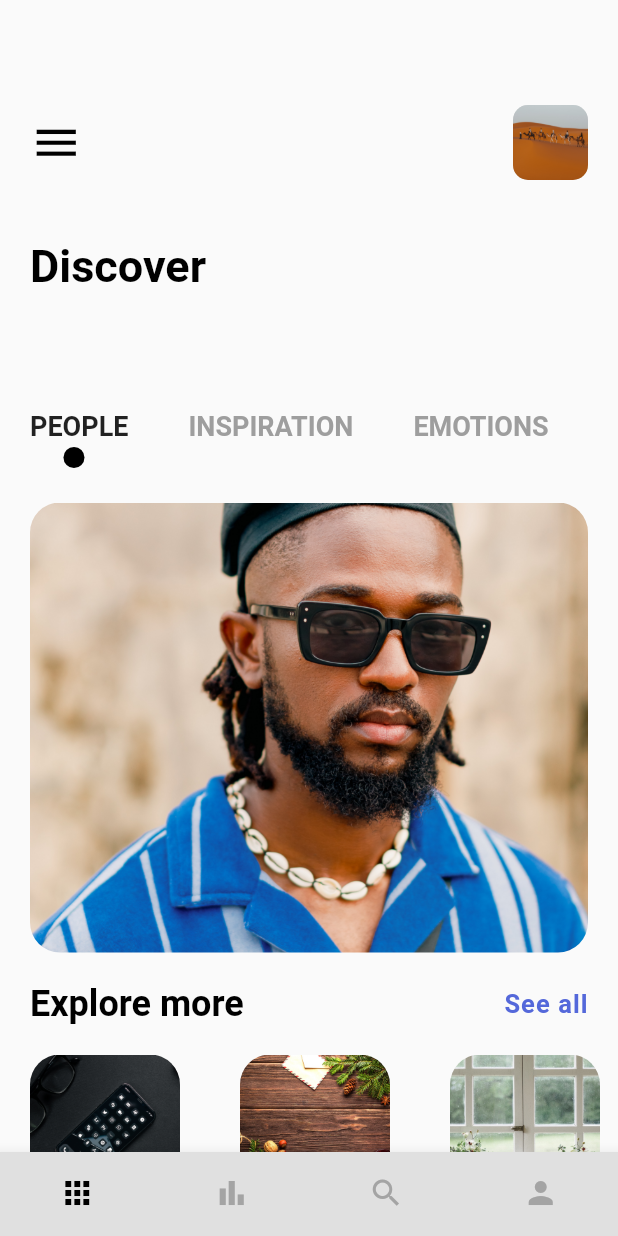
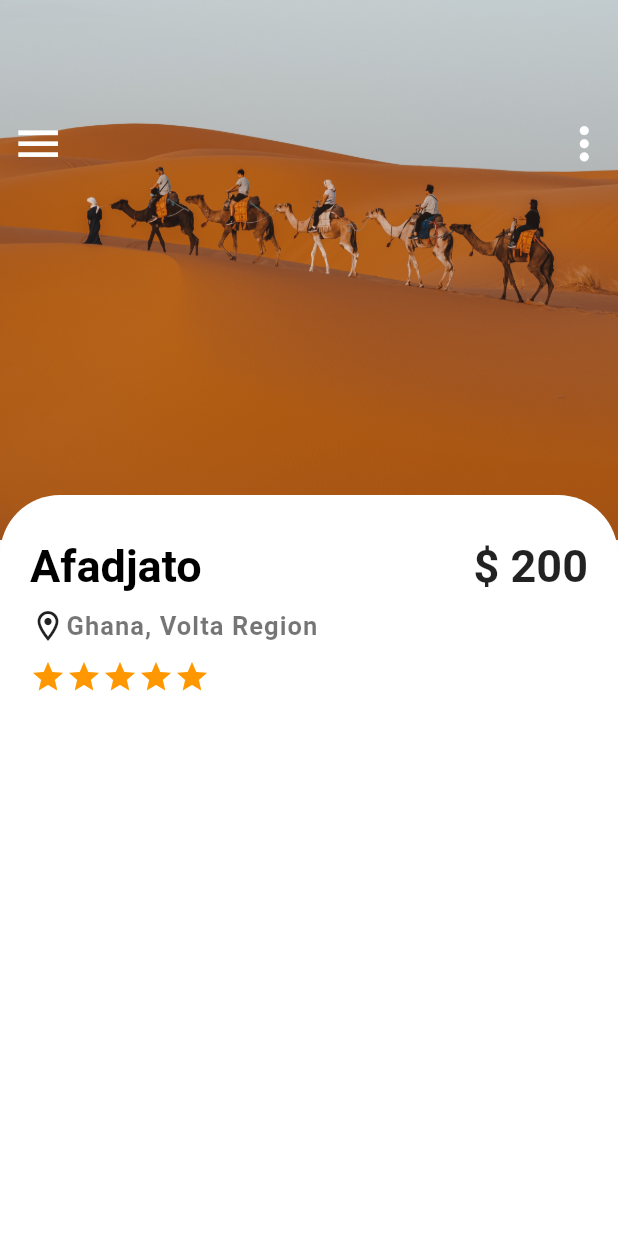
Before and after one commit to Ikwame91/TravelAppWithBloc, a Flutter app: the screen it shows after launch, on a phone screen of 412 x 824 dp. Run offline on Flutter 3.47's test engine with Material 2 defaults, Android fonts, the phone set to English and light mode, and no system bars.

Commit message:
details page ui first part

```diff
--- a/lib/main.dart
+++ b/lib/main.dart
@@ -1,5 +1,5 @@
 import 'package:flutter/material.dart';
-import 'package:travelappwithbloc/pages/navpages/main_page.dart';
+import 'package:travelappwithbloc/pages/detail_page.dart';
 
 void main() {
   runApp(const MyApp());
@@ -16,7 +16,7 @@ class MyApp extends StatelessWidget {
       theme: ThemeData(
         primarySwatch: Colors.orange,
       ),
-      home: MainPage(),
+      home: DetailPage(),
     );
   }
 }
--- /dev/null
+++ b/lib/pages/detail_page.dart
@@ -0,0 +1,119 @@
+// ignore_for_file: prefer_const_constructors, prefer_const_literals_to_create_immutables
+
+import 'package:flutter/material.dart';
+import 'package:travelappwithbloc/pages/widget/app_text.dart';
+import 'package:travelappwithbloc/pages/widget/text_widget.dart';
+
+class DetailPage extends StatefulWidget {
+  const DetailPage({super.key});
+
+  @override
+  State<DetailPage> createState() => _DetailPageState();
+}
+
+class _DetailPageState extends State<DetailPage> {
+  @override
+  Widget build(BuildContext context) {
+    return Scaffold(
+      body: Container(
+        width: double.maxFinite,
+        height: double.maxFinite,
+        child: Stack(
+          children: [
+            Positioned(
+              child: Container(
+                width: double.maxFinite,
+                height: 360,
+                decoration: BoxDecoration(
+                  image: DecorationImage(
+                    image: AssetImage('assets/images/travelllers.jpg'),
+                    fit: BoxFit.cover,
+                  ),
+                ),
+              ),
+            ),
+            Positioned(
+              //  top: 70,
+              // right: 60,
+              child: Padding(
+                padding: const EdgeInsets.only(top: 70),
+                child: Row(
+                  mainAxisAlignment: MainAxisAlignment.spaceBetween,
+                  children: [
+                    IconButton(
+                      onPressed: () {},
+                      icon: Icon(
+                        Icons.menu,
+                        size: 35,
+                        color: Colors.white,
+                      ),
+                    ),
+                    IconButton(
+                        onPressed: () {},
+                        icon: Icon(
+                          Icons.more_vert,
+                          size: 35,
+                          color: Colors.white,
+                        ))
+                  ],
+                ),
+              ),
+            ),
+            Positioned(
+              top: 330,
+              child: Container(
+                padding: const EdgeInsets.only(top: 30, left: 20, right: 20),
+                width: MediaQuery.of(context).size.width,
+                height: 500,
+                decoration: BoxDecoration(
+                  color: Colors.white,
+                  borderRadius: BorderRadius.only(
+                    topLeft: Radius.circular(40),
+                    topRight: Radius.circular(40),
+                  ),
+                ),
+                child: Column(
+                  crossAxisAlignment: CrossAxisAlignment.start,
+                  children: [
+                    Row(
+                      mainAxisAlignment: MainAxisAlignment.spaceBetween,
+                      children: [
+                        LargeText(
+                          text: 'Afadjato',
+                        ),
+                        LargeText(
+                          text: '\$ 200',
+                          color: Colors.black87,
+                        ),
+                      ],
+                    ),
+                    SizedBox(
+                      height: 10,
+                    ),
+                    Row(
+                      children: [
+                        Icon(Icons.location_on_outlined),
+                        AppText(text: 'Ghana, Volta Region'),
+                      ],
+                    ),
+                    SizedBox(
+                      height: 10,
+                    ),
+                    Wrap(
+                      children: List.generate(5, (index) {
+                        return Icon(
+                          Icons.star,
+                          color: Colors.orange,
+                        );
+                      }),
+                    )
+                  ],
+                ),
+              ),
+            ),
+          ],
+        ),
+      ),
+    );
+  }
+}
--- a/lib/pages/navpages/homepage.dart
+++ b/lib/pages/navpages/homepage.dart
@@ -13,7 +13,7 @@ class Homepage extends StatefulWidget {
 }
 
 class _HomepageState extends State<Homepage> with TickerProviderStateMixin {
-  var images = {
+  Map<String, String> images = {
     "glassesandphone.jpg": "Phones",
     "christmas.jpg": "Christmas",
     "white.jpg": "Sea Food",
```
